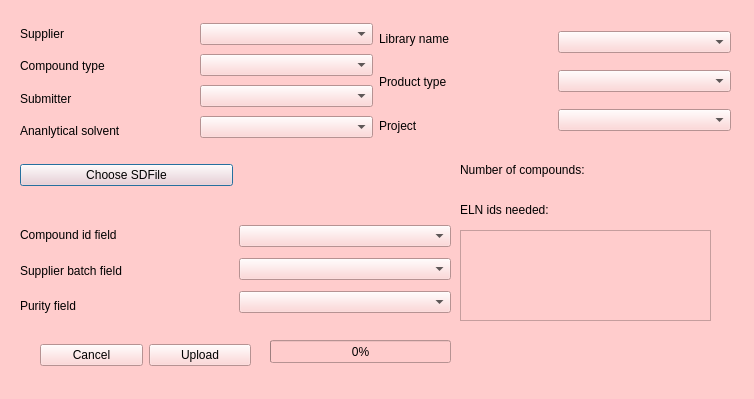
Old version of the form chemReg/assets/sdfReg.ui in the repository dahlbma/scarab_tornado.
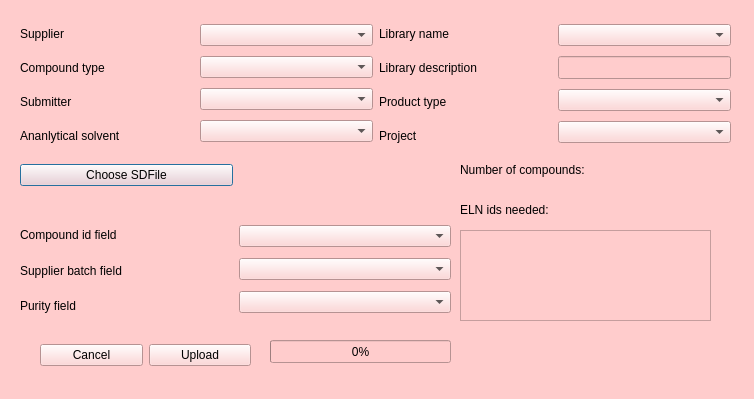
New version of the form.

Commit message: show list of library descs/names when a library is selected

Diff of the .ui file:
```diff
--- a/chemReg/assets/sdfReg.ui
+++ b/chemReg/assets/sdfReg.ui
@@ -120,7 +120,7 @@
      <x>20</x>
      <y>20</y>
      <width>711</width>
-     <height>124</height>
+     <height>130</height>
     </rect>
    </property>
    <layout class="QHBoxLayout" name="horizontalLayout_3">
@@ -236,6 +236,18 @@
           </property>
          </widget>
         </item>
+        <item>
+         <widget class="QLabel" name="label_14">
+          <property name="font">
+           <font>
+            <pointsize>9</pointsize>
+           </font>
+          </property>
+          <property name="text">
+           <string>Library description</string>
+          </property>
+         </widget>
+        </item>
         <item>
          <widget class="QLabel" name="label_6">
           <property name="font">
@@ -273,6 +285,30 @@
           </property>
          </widget>
         </item>
+        <item>
+         <widget class="QLineEdit" name="librarydesc_eb">
+          <property name="sizePolicy">
+           <sizepolicy hsizetype="Preferred" vsizetype="Fixed">
+            <horstretch>0</horstretch>
+            <verstretch>0</verstretch>
+           </sizepolicy>
+          </property>
+          <property name="minimumSize">
+           <size>
+            <width>169</width>
+            <height>23</height>
+           </size>
+          </property>
+          <property name="font">
+           <font>
+            <pointsize>9</pointsize>
+           </font>
+          </property>
+          <property name="readOnly">
+           <bool>true</bool>
+          </property>
+         </widget>
+        </item>
         <item>
          <widget class="QComboBox" name="producttype_cb">
           <property name="font">
```
The commit also changes 1 other file.
